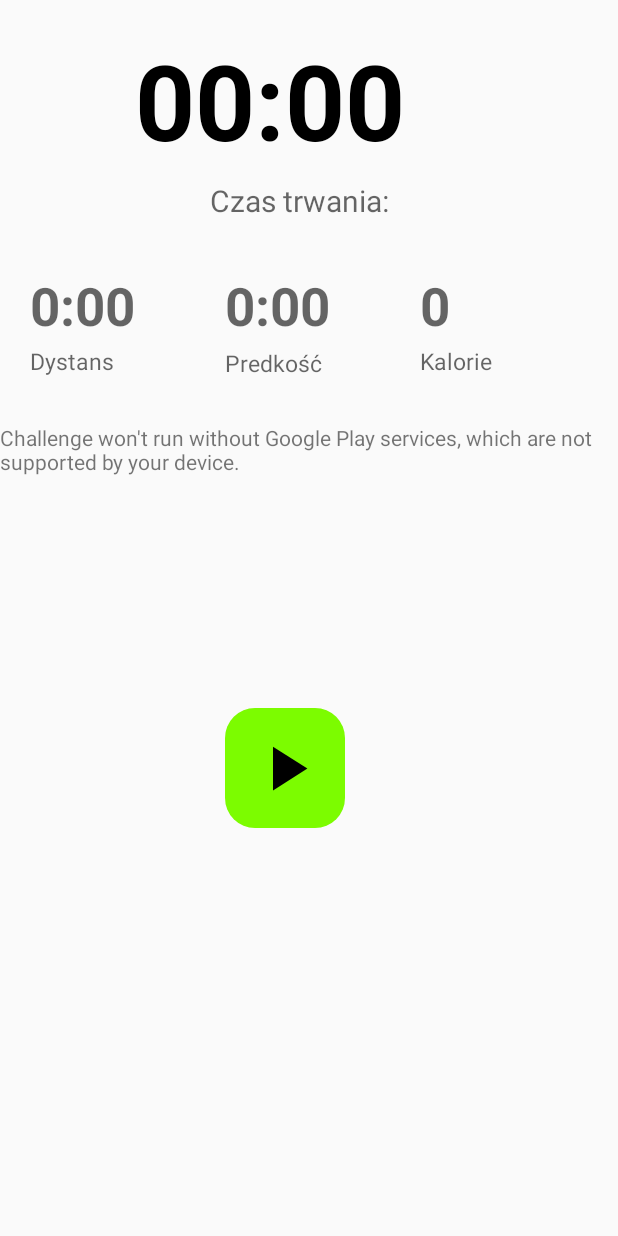
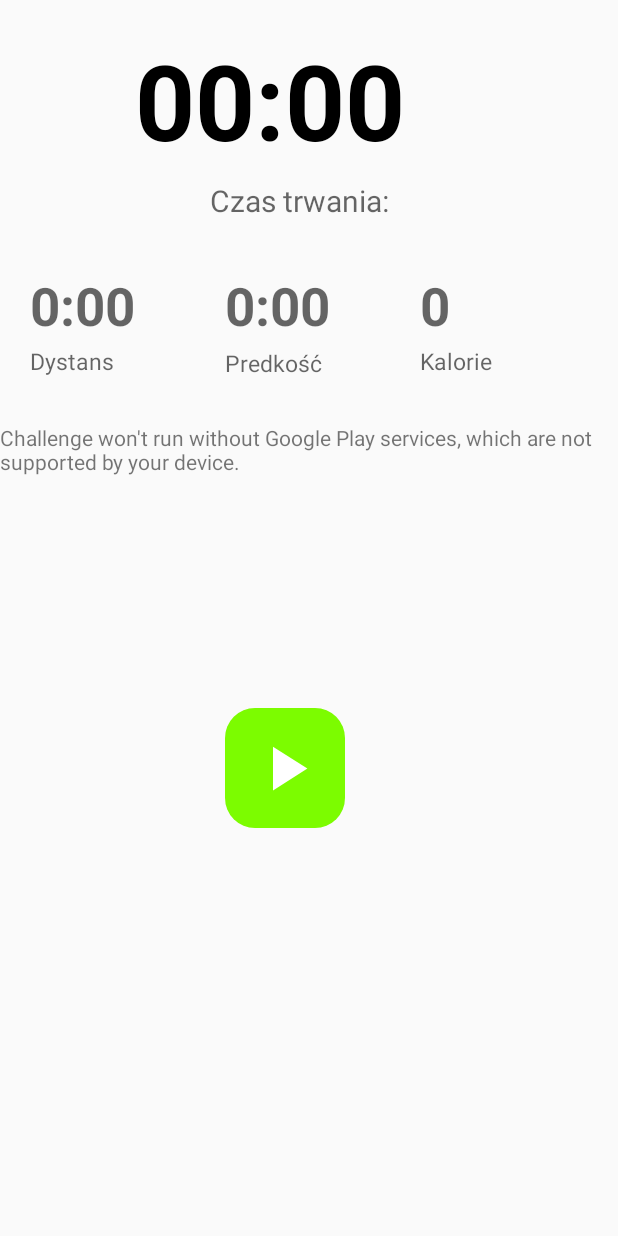
Before and after one commit to krzychurogs/Challenge, an Android app: the CustomerMapActivity screen opened directly, with no data from a screen before it, on a phone screen of 412 x 824 dp. Run offline under Robolectric (Android 15) with nearby library versions, the phone set to English and light mode, and no system bars; our stand-ins replace Firebase (no records; nobody signed in at launch, a user with empty details on screens opened directly); libraries missing offline, so code that uses them is left out: com.directions.route, com.firebase.geofire.

```diff
--- a/app/src/main/res/drawable/ic_pause_circle_outline_black_50dp.xml
+++ b/app/src/main/res/drawable/ic_pause_circle_outline_black_50dp.xml
@@ -1,4 +1,4 @@
 <vector android:height="50dp" android:viewportHeight="24.0"
     android:viewportWidth="24.0" android:width="50dp" xmlns:android="http://schemas.android.com/apk/res/android">
-    <path android:fillColor="#FF000000" android:pathData="M9,16h2L11,8L9,8v8zM12,2C6.48,2 2,6.48 2,12s4.48,10 10,10 10,-4.48 10,-10S17.52,2 12,2zM12,20c-4.41,0 -8,-3.59 -8,-8s3.59,-8 8,-8 8,3.59 8,8 -3.59,8 -8,8zM13,16h2L15,8h-2v8z"/>
+    <path android:fillColor="#FFFFFF" android:pathData="M9,16h2L11,8L9,8v8zM12,2C6.48,2 2,6.48 2,12s4.48,10 10,10 10,-4.48 10,-10S17.52,2 12,2zM12,20c-4.41,0 -8,-3.59 -8,-8s3.59,-8 8,-8 8,3.59 8,8 -3.59,8 -8,8zM13,16h2L15,8h-2v8z"/>
 </vector>
--- a/app/src/main/res/drawable/ic_play_arrow_black_50dp.xml
+++ b/app/src/main/res/drawable/ic_play_arrow_black_50dp.xml
@@ -1,4 +1,4 @@
 <vector android:height="50dp" android:viewportHeight="24.0"
     android:viewportWidth="24.0" android:width="50dp" xmlns:android="http://schemas.android.com/apk/res/android">
-    <path android:fillColor="#FF000000" android:pathData="M8,5v14l11,-7z"/>
+    <path android:fillColor="#FFFFFF" android:pathData="M8,5v14l11,-7z"/>
 </vector>
--- a/app/src/main/res/drawable/ic_stop_black_50dp.xml
+++ b/app/src/main/res/drawable/ic_stop_black_50dp.xml
@@ -1,4 +1,4 @@
 <vector android:height="50dp" android:viewportHeight="24.0"
     android:viewportWidth="24.0" android:width="50dp" xmlns:android="http://schemas.android.com/apk/res/android">
-    <path android:fillColor="#FF000000" android:pathData="M6,6h12v12H6z"/>
+    <path android:fillColor="#FFFFFF" android:pathData="M6,6h12v12H6z"/>
 </vector>
```
Also changed, not shown: app/src/main/java/com/example/challenge/CustomerMapActivity.java (+31 -25 lines).
